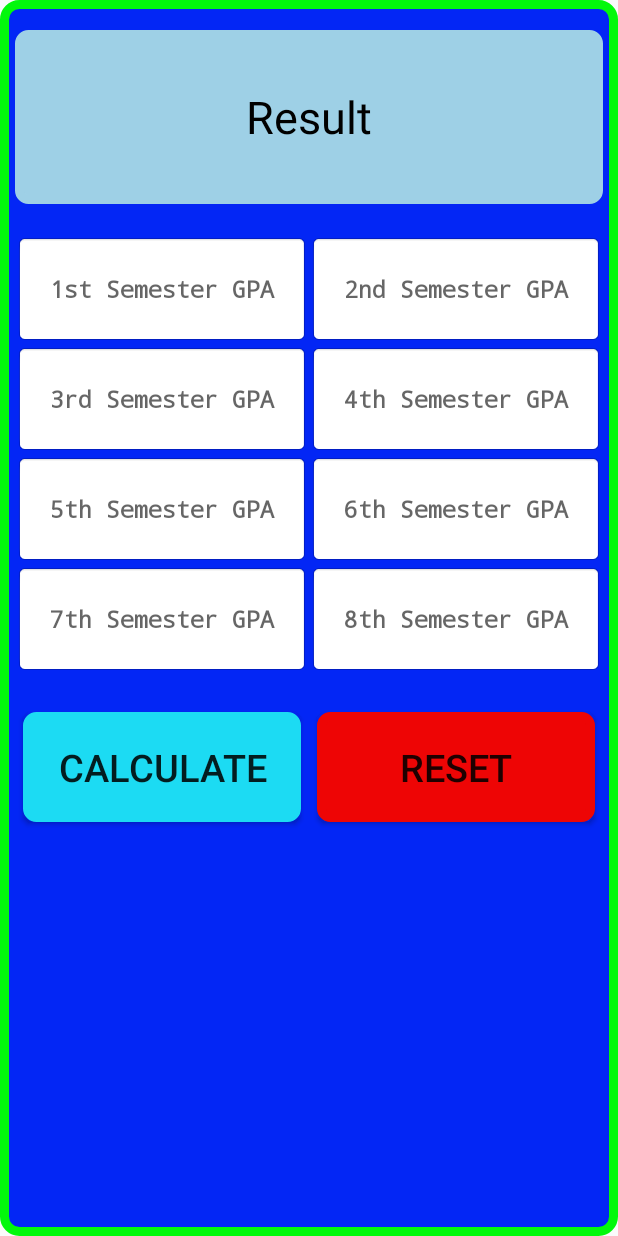
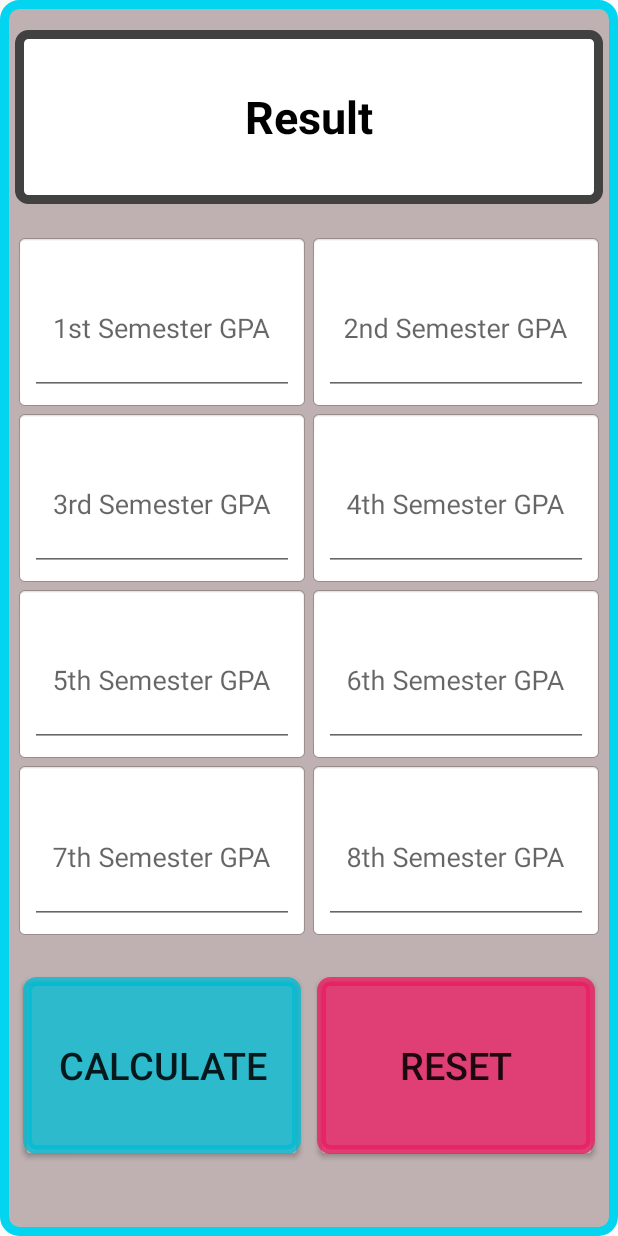
Before and after one commit to Abdullah272056/Diploma_CGPA_Calculator, an Android app: the screen it shows after launch (MainActivity), on a phone screen of 412 x 824 dp. Run offline under Robolectric (Android 15) with nearby library versions, the phone set to English and light mode, and no system bars.

Commit message:
Full Project

```diff
--- a/app/src/main/res/drawable/backgraound.xml
+++ b/app/src/main/res/drawable/backgraound.xml
@@ -3,12 +3,12 @@
     android:thickness="0dp"
     android:shape="rectangle">
     <stroke android:width="6dp"
-        android:color="#02F80B"/>
+        android:color="#03D4EF"/>
     <corners android:radius="10dp"
         />
     <gradient
-        android:startColor="#0326F5"
-        android:endColor="#0326F5"
+        android:startColor="#BFB1B1"
+        android:endColor="#BFB1B1"
         android:type="linear"
         android:angle="270"/>
 </shape>
--- a/app/src/main/res/drawable/edit_text_style.xml
+++ b/app/src/main/res/drawable/edit_text_style.xml
@@ -4,12 +4,12 @@
         android:thickness="0dp"
         android:shape="rectangle">
         <stroke android:width="6dp"
-            android:color="#F9F8FA"/>
+            android:color="#414142"/>
         <corners android:radius="6dp"
             />
         <gradient
-            android:startColor="#A304BE"
-            android:endColor="#A304BE"
+            android:startColor="#FFFFFF"
+            android:endColor="#FFFFFF"
             android:type="linear"
             android:angle="270"/>
     </shape>
--- a/app/src/main/res/layout/activity_main.xml
+++ b/app/src/main/res/layout/activity_main.xml
@@ -1,9 +1,9 @@
 <?xml version="1.0" encoding="utf-8"?>
 <LinearLayout xmlns:android="http://schemas.android.com/apk/res/android"
-    xmlns:app="http://schemas.android.com/apk/res-auto"
     xmlns:tools="http://schemas.android.com/tools"
     android:layout_width="match_parent"
     android:layout_height="match_parent"
+    xmlns:app="http://schemas.android.com/apk/res-auto"
     tools:context=".MainActivity">
 
 
@@ -16,16 +16,15 @@
         android:layout_height="match_parent">
 
     <TextView
+        android:textStyle="bold"
         android:gravity="center"
         android:text="Result"
         android:layout_marginTop="10dp"
         android:background="@drawable/edit_text_style"
-        android:backgroundTint="#9ED0E6"
         android:id="@+id/resultTextViewId"
         android:layout_width="match_parent"
         android:layout_height="0dp"
         android:layout_weight=".3"
-        android:textAlignment="center"
         android:textColor="#000000"
         android:textSize="30sp" />
 
@@ -37,60 +36,82 @@
         android:layout_height="0dp">
 
         <LinearLayout
+            android:layout_width="0dp"
+            android:layout_height="match_parent"
+            android:layout_weight="1"
             android:orientation="vertical"
-    android:weightSum="8"
+            android:weightSum="5">
+            <com.google.android.material.textfield.TextInputLayout
+                style="@style/MyEditTextStyle"
+                app:helperTextTextColor="#FF0000"
+                android:layout_width="match_parent"
+                android:layout_height="0dp"
+                android:layout_weight="1">
+
+            <com.google.android.material.textfield.TextInputEditText
+                android:layout_gravity="center"
+                android:hint="1st Semester GPA"
+                android:gravity="center"
+                android:id="@+id/firstSemesterEditTextId"
+                android:layout_width="match_parent"
+                android:layout_height="match_parent"
+                android:inputType="numberDecimal"
+                android:textSize="18sp" />
+            </com.google.android.material.textfield.TextInputLayout>
+
+            <com.google.android.material.textfield.TextInputLayout
+                style="@style/MyEditTextStyle"
+                app:helperTextTextColor="#FF0000"
+                android:layout_width="match_parent"
+                android:layout_height="0dp"
+                android:layout_weight="1">
+                <com.google.android.material.textfield.TextInputEditText
+                    android:id="@+id/thirdSemesterEditTextId"
+                    android:layout_width="match_parent"
+                    android:layout_height="match_parent"
+                    android:gravity="center"
+                    android:hint="3rd Semester GPA"
+                    android:inputType="numberDecimal"
+                    android:textSize="18sp" />
+
+            </com.google.android.material.textfield.TextInputLayout>
+
+            <com.google.android.material.textfield.TextInputLayout
+                style="@style/MyEditTextStyle"
+                android:layout_width="match_parent"
+                android:layout_height="0dp"
                 android:layout_weight="1"
-    android:layout_width="0dp"
-    android:layout_height="match_parent">
+                app:helperTextTextColor="#FF0000">
 
-    <EditText
+                <com.google.android.material.textfield.TextInputEditText
+                    android:id="@+id/fifthSemesterEditTextId"
+                    android:layout_width="match_parent"
+                    android:layout_height="match_parent"
+                    android:gravity="center"
+                    android:hint="5th Semester GPA"
                     android:inputType="numberDecimal"
+                    android:textSize="18sp" />
+            </com.google.android.material.textfield.TextInputLayout>
+
+            <com.google.android.material.textfield.TextInputLayout
                 style="@style/MyEditTextStyle"
-        android:id="@+id/firstSemesterEditTextId"
-        android:textSize="15sp"
-        android:textAlignment="center"
-        android:hint="1st Semester GPA"
-        android:layout_weight="1"
+                app:helperTextTextColor="#FF0000"
                 android:layout_width="match_parent"
-        android:layout_height="0dp"/>
+                android:layout_height="0dp"
+                android:layout_marginBottom="20dp"
+                android:layout_weight="1">
+                <com.google.android.material.textfield.TextInputEditText
+                    android:id="@+id/seventhSemesterEditTextId"
+                    android:layout_width="match_parent"
+                    android:layout_height="match_parent"
+                    android:gravity="center"
+                    android:hint="7th Semester GPA"
+                    android:inputType="numberDecimal"
+                    android:textSize="18sp" />
 
-    <EditText
-        android:inputType="numberDecimal"
-        style="@style/MyEditTextStyle"
-        android:id="@+id/thirdSemesterEditTextId"
-        android:textSize="15sp"
-        android:textAlignment="center"
-        android:hint="3rd Semester GPA"
-        android:layout_weight="1"
-        android:layout_width="match_parent"
-        android:layout_height="0dp"/>
-
-    <EditText
-        android:inputType="numberDecimal"
-        style="@style/MyEditTextStyle"
-        android:id="@+id/fifthSemesterEditTextId"
-        android:textSize="15sp"
-        android:textAlignment="center"
-        android:hint="5th Semester GPA"
-        android:layout_weight="1"
-        android:layout_width="match_parent"
-        android:layout_height="0dp"/>
-
-    <EditText
-        android:layout_marginBottom="20dp"
-        android:inputType="numberDecimal"
-        style="@style/MyEditTextStyle"
-        android:id="@+id/seventhSemesterEditTextId"
-        android:textSize="15sp"
-        android:textAlignment="center"
-        android:hint="7th Semester GPA"
-        android:layout_weight="1"
-        android:layout_width="match_parent"
-        android:layout_height="0dp"/>
-
+            </com.google.android.material.textfield.TextInputLayout>
 
             <Button
-            android:backgroundTint="#1CDBF3"
                 android:id="@+id/calculateButtonId"
                 android:layout_width="match_parent"
                 android:layout_height="0dp"
@@ -98,61 +119,91 @@
                 android:layout_marginTop="25dp"
                 android:layout_weight="1"
                 android:background="@drawable/edit_text_style"
+                android:backgroundTint="#C400BCD4"
                 android:text="Calculate"
                 android:textSize="25sp" />
         </LinearLayout>
 
         <LinearLayout
         android:orientation="vertical"
-        android:weightSum="8"
+        android:weightSum="5"
         android:layout_weight="1"
         android:layout_width="0dp"
         android:layout_height="match_parent">
+            <com.google.android.material.textfield.TextInputLayout
+                style="@style/MyEditTextStyle"
+                app:helperTextTextColor="#FF0000"
+                android:layout_width="match_parent"
+                android:layout_height="0dp"
+                android:layout_weight="1">
+                <com.google.android.material.textfield.TextInputEditText
+                    android:inputType="numberDecimal"
+                    android:id="@+id/secondSemesterEditTextId"
+                    android:textSize="18sp"
+                    android:hint="2nd Semester GPA"
+                    android:layout_width="match_parent"
+                    android:layout_height="match_parent"
+                    android:gravity="center" />
+            </com.google.android.material.textfield.TextInputLayout>
 
-        <EditText
+
+            <com.google.android.material.textfield.TextInputLayout
+                style="@style/MyEditTextStyle"
+                app:helperTextTextColor="#FF0000"
+                android:layout_width="match_parent"
+                android:layout_height="0dp"
+                android:layout_weight="1">
+                <com.google.android.material.textfield.TextInputEditText
                     android:inputType="numberDecimal"
+                    android:id="@+id/fourthSemesterEditTextId"
+                    android:textSize="18sp"
+                    android:hint="4th Semester GPA"
+                    android:layout_width="match_parent"
+                    android:layout_height="match_parent"
+                    android:gravity="center" />
+            </com.google.android.material.textfield.TextInputLayout>
+
+            <com.google.android.material.textfield.TextInputLayout
                 style="@style/MyEditTextStyle"
-            android:id="@+id/secondSemesterEditTextId"
-            android:textSize="15sp"
-            android:textAlignment="center"
-            android:hint="2nd Semester GPA"
-            android:layout_weight="1"
+                app:helperTextTextColor="#FF0000"
                 android:layout_width="match_parent"
-            android:layout_height="0dp"/>
+                android:layout_height="0dp"
+                android:layout_weight="1">
 
-        <EditText
+                <com.google.android.material.textfield.TextInputEditText
                     android:inputType="numberDecimal"
-            style="@style/MyEditTextStyle"
-            android:id="@+id/fourthSemesterEditTextId"
-            android:textSize="15sp"
-            android:textAlignment="center"
-            android:hint="4th Semester GPA"
-            android:layout_weight="1"
-            android:layout_width="match_parent"
-            android:layout_height="0dp"/>
-
-        <EditText
-            android:textAlignment="center"
-            android:inputType="numberDecimal"
-            style="@style/MyEditTextStyle"
                     android:id="@+id/sixthSemesterEditTextId"
-            android:textSize="15sp"
+                    android:textSize="18sp"
                     android:hint="6th Semester GPA"
                     android:layout_weight="1"
                     android:layout_width="match_parent"
-            android:layout_height="0dp"/>
+                    android:layout_height="match_parent"
+                    android:gravity="center" />
+            </com.google.android.material.textfield.TextInputLayout>
 
-        <EditText
-            android:layout_marginBottom="20dp"
-            android:textAlignment="center"
-            android:id="@+id/eighthSemesterEditTextId"
+            <com.google.android.material.textfield.TextInputLayout
                 style="@style/MyEditTextStyle"
+                app:helperTextTextColor="#FF0000"
                 android:layout_width="match_parent"
                 android:layout_height="0dp"
                 android:layout_weight="1"
+                android:layout_marginBottom="20dp"
+
+                >
+                <com.google.android.material.textfield.TextInputEditText
+                    android:gravity="center"
+                    android:id="@+id/eighthSemesterEditTextId"
+                    android:layout_width="match_parent"
+                    android:layout_height="match_parent"
                     android:hint="8th Semester GPA"
                     android:inputType="numberDecimal"
-            android:textSize="15sp" />
+                    android:textSize="18sp"
+                    />
+            </com.google.android.material.textfield.TextInputLayout>
+
+
+
+
 
         <Button
             android:id="@+id/resetButtonId"
@@ -162,7 +213,7 @@
             android:layout_marginTop="20dp"
             android:layout_weight="1"
             android:background="@drawable/edit_text_style"
-            android:backgroundTint="#EE0505"
+            android:backgroundTint="#C6E91E63"
             android:text="Reset"
             android:textSize="25sp" />
 
--- a/app/src/main/res/values/strings.xml
+++ b/app/src/main/res/values/strings.xml
@@ -1,3 +1,4 @@
 <resources>
     <string name="app_name">Diploma CGPA Calculator</string>
+    <string name="hintF"><font size="25">1st Semester GPA</font></string>
 </resources>
--- a/build.gradle
+++ b/build.gradle
@@ -7,7 +7,7 @@ buildscript {
 
     }
     dependencies {
-        classpath 'com.android.tools.build:gradle:3.5.2'
+        classpath 'com.android.tools.build:gradle:4.0.1'
 
         // NOTE: Do not place your application dependencies here; they belong
         // in the individual module build.gradle files
@@ -24,4 +24,5 @@ allprojects {
 
 task clean(type: Delete) {
     delete rootProject.buildDir
+
 }
```
Also changed, not shown: app/build.gradle (+12 -7 lines), app/src/main/java/com/example/diplomacgpacalculator/Calculation.java (+37 -3 lines), app/src/main/java/com/example/diplomacgpacalculator/MainActivity.java (+38 -72 lines), gradle/wrapper/gradle-wrapper.properties. Lines whose indentation alone changed are shown as unchanged.
